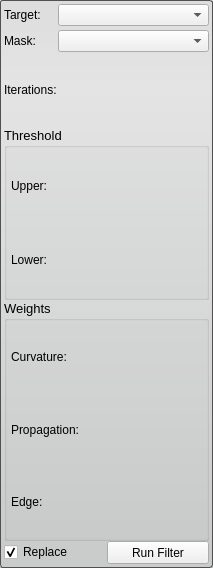
Before: the Qt Designer form Interface/ToolInterface/ThresholdSegmentationLSFilterInterface.ui in jessdtate/Seg3D, drawn with Qt 5.
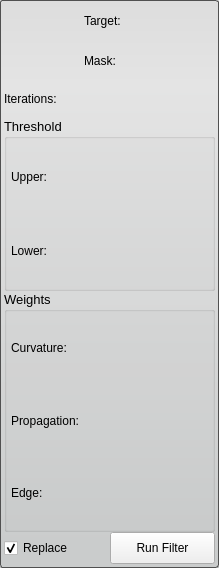
After: the same form once the commit is applied.

```diff
--- a/Interface/ToolInterface/ThresholdSegmentationLSFilterInterface.ui
+++ b/Interface/ToolInterface/ThresholdSegmentationLSFilterInterface.ui
@@ -6,7 +6,7 @@
    <rect>
     <x>0</x>
     <y>0</y>
-    <width>213</width>
+    <width>219</width>
     <height>568</height>
    </rect>
   </property>
@@ -46,7 +46,7 @@
     <number>4</number>
    </property>
    <item>
-    <layout class="QHBoxLayout" name="activeHLayout" stretch="1,3">
+    <layout class="QHBoxLayout" name="activeHLayout" stretch="1">
      <property name="spacing">
       <number>4</number>
      </property>
@@ -55,48 +55,49 @@
      </property>
      <item>
       <widget class="QLabel" name="activeLabel">
+       <property name="sizePolicy">
+        <sizepolicy hsizetype="Fixed" vsizetype="Preferred">
+         <horstretch>0</horstretch>
+         <verstretch>0</verstretch>
+        </sizepolicy>
+       </property>
+       <property name="minimumSize">
+        <size>
+         <width>50</width>
+         <height>0</height>
+        </size>
+       </property>
        <property name="text">
         <string>Target:</string>
        </property>
       </widget>
      </item>
-     <item>
-      <widget class="QComboBox" name="targetComboBox">
-       <property name="layoutDirection">
-        <enum>Qt::LeftToRight</enum>
-       </property>
-       <property name="sizeAdjustPolicy">
-        <enum>QComboBox::AdjustToMinimumContentsLength</enum>
-       </property>
-       <property name="minimumContentsLength">
-        <number>12</number>
-       </property>
-      </widget>
-     </item>
     </layout>
    </item>
    <item>
-    <layout class="QHBoxLayout" name="maskHLayout" stretch="1,3">
+    <layout class="QHBoxLayout" name="maskHLayout" stretch="1">
      <property name="spacing">
       <number>4</number>
      </property>
      <item>
       <widget class="QLabel" name="maskLabel">
+	  <property name="sizePolicy">
+        <sizepolicy hsizetype="Fixed" vsizetype="Preferred">
+         <horstretch>0</horstretch>
+         <verstretch>0</verstretch>
+        </sizepolicy>
+       </property>
+       <property name="minimumSize">
+        <size>
+         <width>50</width>
+         <height>0</height>
+        </size>
+       </property>
        <property name="text">
         <string>Mask:</string>
        </property>
       </widget>
      </item>
-     <item>
-      <widget class="QComboBox" name="maskComboBox">
-       <property name="sizeAdjustPolicy">
-        <enum>QComboBox::AdjustToMinimumContentsLength</enum>
-       </property>
-       <property name="minimumContentsLength">
-        <number>12</number>
-       </property>
-      </widget>
-     </item>
     </layout>
    </item>
    <item>
@@ -293,6 +294,12 @@
          <verstretch>0</verstretch>
         </sizepolicy>
        </property>
+       <property name="minimumSize">
+        <size>
+         <width>0</width>
+         <height>32</height>
+        </size>
+       </property>
        <property name="text">
         <string>Replace</string>
        </property>
@@ -309,10 +316,16 @@
          <verstretch>0</verstretch>
         </sizepolicy>
        </property>
+       <property name="minimumSize">
+        <size>
+         <width>0</width>
+         <height>32</height>
+        </size>
+       </property>
        <property name="maximumSize">
         <size>
          <width>16777215</width>
-         <height>23</height>
+         <height>32</height>
         </size>
        </property>
        <property name="text">
```
